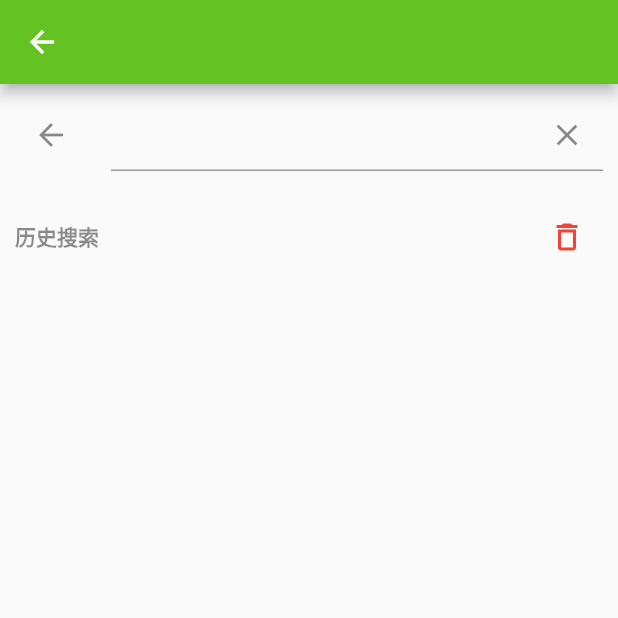
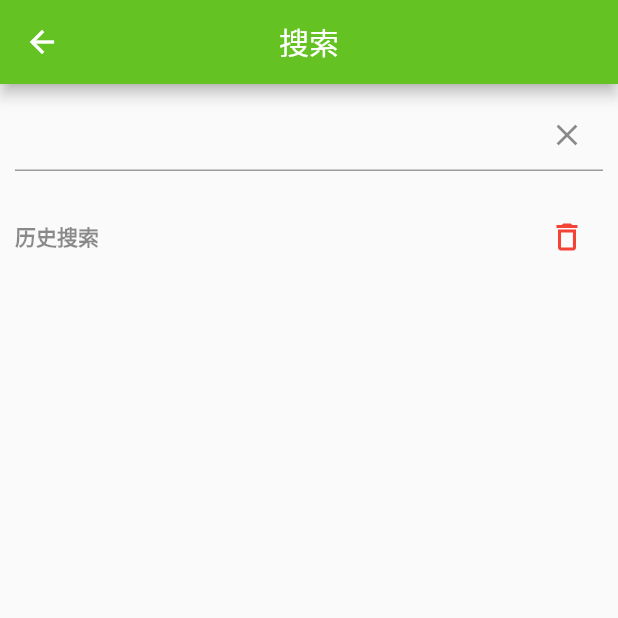
Before and after one commit to Coolpy7/cp7_im, a Flutter app: the SearchPage screen opened directly, on a phone screen of 412 x 824 dp, the top half of it. Run offline on Flutter 3.47's test engine with Material 2 defaults, Android fonts, the phone set to English and light mode, and no system bars; our stand-ins replace flutter_slidable, flutter_sticky_header, image_picker, intro_slider, shared_preferences; accounts and stored records are empty.

Commit message:
title fix all

```diff
--- a/lib/main.dart
+++ b/lib/main.dart
@@ -16,6 +16,7 @@ class _MyWeChatState extends State<MyWeChat> {
   @override
   Widget build(BuildContext context) {
     return new MaterialApp(
+        debugShowCheckedModeBanner: false,
         title: 'Flutter仿微信',
         theme: new ThemeData(
           primaryColorBrightness: Brightness.dark,
--- a/lib/pages/home/searchPage.dart
+++ b/lib/pages/home/searchPage.dart
@@ -63,6 +63,11 @@ class _SearchPageState extends State<SearchPage>{
   Widget build(BuildContext context){
     return new Scaffold(
         appBar: new AppBar(
+          title: new Text(
+            '搜索',
+            style: new TextStyle(fontSize: 20.0),
+          ),
+          centerTitle: true,
       ),
       body: new Container(
         child: new ListView(
@@ -73,14 +78,6 @@ class _SearchPageState extends State<SearchPage>{
                 focusNode: _focusNode,
                 autofocus: false,
                 decoration: new InputDecoration(
-                  icon: IconButton(
-                    icon: Icon(Icons.arrow_back),
-                    onPressed: (){
-                      _focusNode.unfocus();
-                      _searchController.clear();
-                      Navigator.of(context).pop();
-                    },
-                  ),
                   suffixIcon: IconButton(
                     icon: Icon(Icons.close),
                     onPressed: () async{
--- a/lib/pages/user/talk.dart
+++ b/lib/pages/user/talk.dart
@@ -125,7 +125,7 @@ class _TalkState extends State<Talk> with TickerProviderStateMixin {
       child: new Scaffold(
         appBar: new AppBar(
           leading: new IconButton(
-            icon: Icon(Icons.keyboard_arrow_left),
+            icon: Icon(Icons.arrow_back_ios),
             onPressed: () {
 //              Navigator.of(context).pushReplacementNamed('/home');
               Navigator.of(context).pop();
--- a/lib/pages/user/userList.dart
+++ b/lib/pages/user/userList.dart
@@ -111,7 +111,7 @@ List<Map> userInfoList = [
           color: new Color(0xFFefeef3),
           child: ListTile(
             leading: Icon(Icons.search),
-            title: new Text('Search'),
+            title: new Text('搜索'),
             trailing: new IconButton(
               icon: Icon(Icons.keyboard_voice),
               onPressed: (){
```
Also changed, not shown: lib/pages/user/contacts.dart (+35 -28 lines), lib/pages/user/timeLine.dart (+25 -25 lines).
